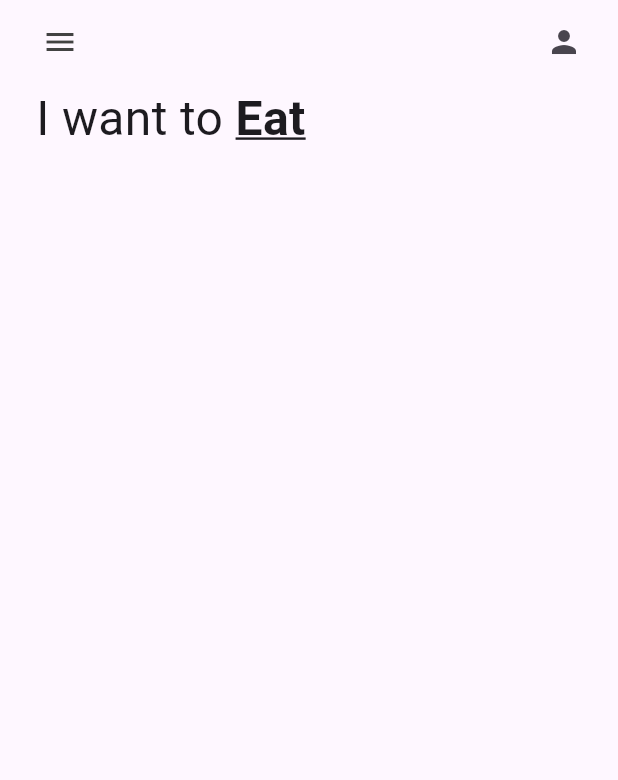
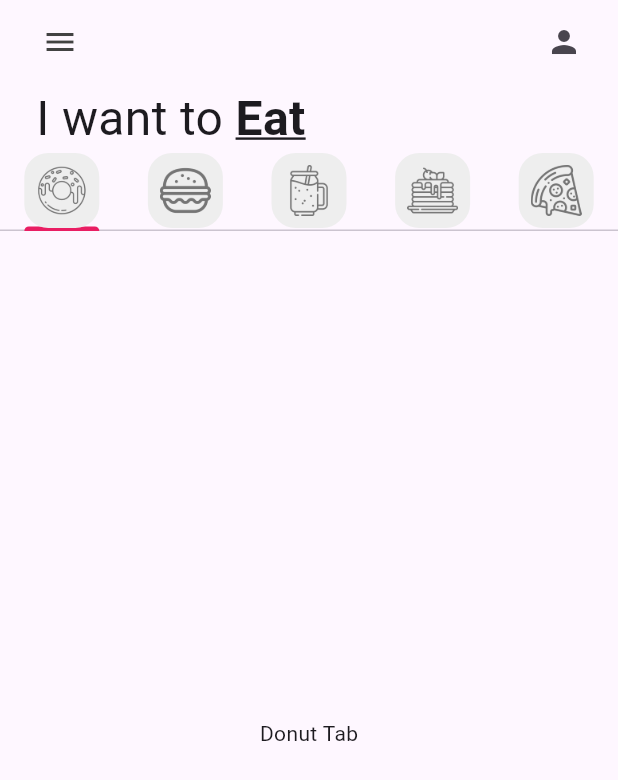
Before and after one commit to Gadiel-Sosa/donut_app_4sa, a Flutter app: the screen it shows after launch, on a phone screen of 412 x 824 dp. Shown: the top 780 px of the screen. Run offline on Flutter 3.47's test engine with Material 3 defaults, Android fonts, the phone set to English and light mode, and no system bars.

Commit message:
Starting TabBarWiew

```diff
--- a/lib/main.dart
+++ b/lib/main.dart
@@ -15,9 +15,11 @@ class MyApp extends StatelessWidget {
       debugShowCheckedModeBanner: false,
       title: 'Flutter Demo',
       theme: ThemeData(
-        colorScheme: ColorScheme.fromSeed(seedColor: Colors.deepPurple),
-        useMaterial3: true,
-      ),
+          colorScheme: ColorScheme.fromSeed(seedColor: Colors.deepPurple),
+          useMaterial3: true,
+          tabBarTheme: const TabBarTheme(
+            indicatorColor: Colors.pink,
+          )),
       home: const HomePage(),
     );
   }
--- a/lib/pages/home_page.dart
+++ b/lib/pages/home_page.dart
@@ -1,3 +1,9 @@
+import 'package:donut_app_4sa/tabs/burger_tab.dart';
+import 'package:donut_app_4sa/tabs/donut_tab.dart';
+import 'package:donut_app_4sa/tabs/pancakes_tab.dart';
+import 'package:donut_app_4sa/tabs/pizza_tab.dart';
+import 'package:donut_app_4sa/tabs/smoothie_tab.dart';
+import 'package:donut_app_4sa/utils/my_tab.dart';
 import 'package:flutter/material.dart';
 
 class HomePage extends StatefulWidget {
@@ -8,9 +14,28 @@ class HomePage extends StatefulWidget {
 }
 
 class _HomePageState extends State<HomePage> {
+  List<Widget> myTabs = [
+    const MyTab(
+      iconPath: 'lib/icons/donut.png',
+    ),
+    const MyTab(
+      iconPath: 'lib/icons/burger.png',
+    ),
+    const MyTab(
+      iconPath: 'lib/icons/smoothie.png',
+    ),
+    const MyTab(
+      iconPath: 'lib/icons/pancakes.png',
+    ),
+    const MyTab(
+      iconPath: 'lib/icons/pizza.png',
+    )
+  ];
   @override
   Widget build(BuildContext context) {
-    return Scaffold(
+    return DefaultTabController(
+      length: myTabs.length,
+      child: Scaffold(
         appBar: AppBar(
           backgroundColor: Colors.transparent,
           //icono izquierda
@@ -55,11 +80,23 @@ class _HomePageState extends State<HomePage> {
                   ),
                 ],
               ),
+            ),
+            //2.- Pestaña (TabBar)
+            TabBar(tabs: myTabs),
+
+            //3.- Contenido de pestañas (TabBarView)
+            Expanded(
+              child: TabBarView(children: [
+                DonutTab(),
+                BurgerTab(),
+                SmoothieTab(),
+                PancakesTab(),
+                PizzaTab(),
+              ]),
             )
-          //2.- Pestaña (TabBar)
-          //3.- Contenido de pestañas (TabBarView)
             //4.- Carrito (Cart)
           ],
+        ),
       ),
     );
   }
--- /dev/null
+++ b/lib/tabs/donut_tab.dart
@@ -0,0 +1,12 @@
+import 'package:flutter/material.dart';
+
+class DonutTab extends StatelessWidget {
+  const DonutTab({super.key});
+
+  @override
+  Widget build(BuildContext context) {
+    return const Center(
+      child: Text("Donut Tab"),
+    );
+  }
+}
--- /dev/null
+++ b/lib/utils/my_tab.dart
@@ -0,0 +1,23 @@
+import 'package:flutter/material.dart';
+
+class MyTab extends StatelessWidget {
+  // Ruta de la imagen en la compu
+  final String iconPath;
+  const MyTab({super.key, required this.iconPath});
+
+  @override
+  Widget build(BuildContext context) {
+    return Tab(
+      height: 50,
+      child: Container(
+        padding: const EdgeInsets.all(8),
+        decoration: BoxDecoration(
+            color: Colors.grey[200],
+            //BORDE REDONDO
+            borderRadius: BorderRadius.circular(16)),
+        child:
+            Image.asset(iconPath, color: Colors.grey[600]), //ruta dela rchivo
+      ),
+    );
+  }
+}
--- a/pubspec.yaml
+++ b/pubspec.yaml
@@ -58,9 +58,9 @@ flutter:
   uses-material-design: true
 
   # To add assets to your application, add an assets section, like this:
-  # assets:
-  #   - images/a_dot_burr.jpeg
-  #   - images/a_dot_ham.jpeg
+  assets:
+  - lib/icons/
+  - lib/images/
 
   # An image asset can refer to one or more resolution-specific "variants", see
   # https://flutter.dev/to/resolution-aware-images
```
Also changed, not shown: lib/tabs/burger_tab.dart (added, +12 -0 lines), lib/tabs/pancakes_tab.dart (added, +12 -0 lines), lib/tabs/pizza_tab.dart (added, +12 -0 lines), lib/tabs/smoothie_tab.dart (added, +12 -0 lines), lib/icons/burger.png (added), lib/icons/donut.png (added), lib/icons/pancakes.png (added), lib/icons/pizza.png (added), lib/icons/smoothie.png (added), lib/images/chocolate_donut.png (added), lib/images/grape_donut.png (added), lib/images/icecream_donut.png (added), lib/images/strawberry_donut.png (added). Lines whose indentation alone changed are shown as unchanged.
